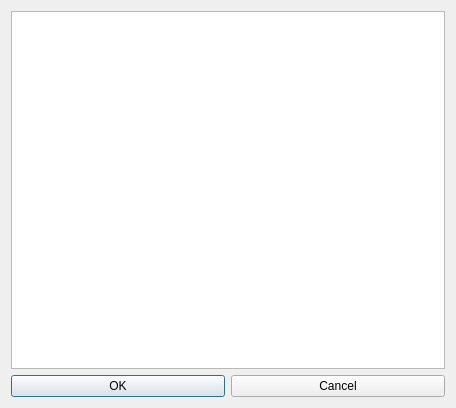
soramimi/Guitar, file src/SelectItemDialog.ui: the form before one commit.
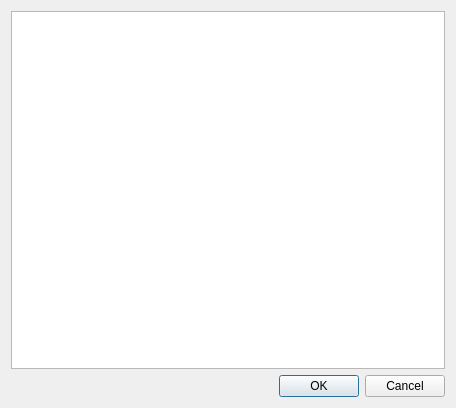
The form after the commit.

What changed in the file:
```diff
--- a/src/SelectItemDialog.ui
+++ b/src/SelectItemDialog.ui
@@ -19,6 +19,19 @@
    </item>
    <item>
     <layout class="QHBoxLayout" name="horizontalLayout">
+     <item>
+      <spacer name="horizontalSpacer">
+       <property name="orientation">
+        <enum>Qt::Horizontal</enum>
+       </property>
+       <property name="sizeHint" stdset="0">
+        <size>
+         <width>40</width>
+         <height>20</height>
+        </size>
+       </property>
+      </spacer>
+     </item>
      <item>
       <widget class="QPushButton" name="pushButton">
        <property name="text">
```
